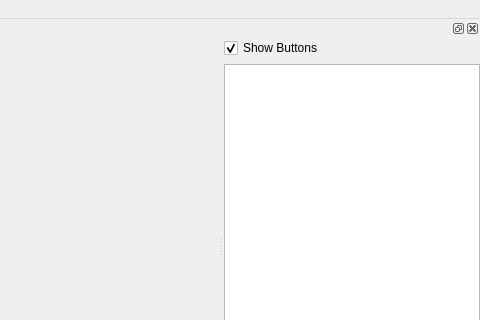
Above: Applications/VTKButtons/Resources/UI/msvQVTKButtonsMainWindow.ui from MSV-Project/MSVTK before the change; both pictures show x 320 to 800 and y 0 to 320 of the 800 by 600 pixel window. Below: the same form after it.
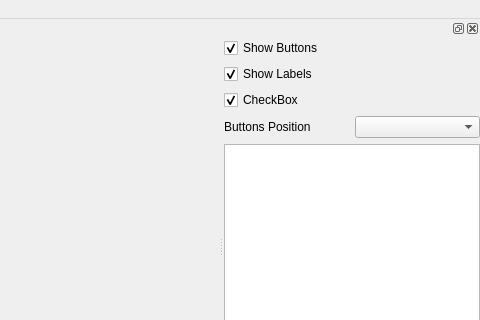
That is the form after the change. Custom widgets are drawn as their Qt base class.

Commit message: add specific controls for labels,position and interaction paradigm

```diff
--- a/Applications/VTKButtons/Resources/UI/msvQVTKButtonsMainWindow.ui
+++ b/Applications/VTKButtons/Resources/UI/msvQVTKButtonsMainWindow.ui
@@ -85,6 +85,40 @@
        </property>
       </widget>
      </item>
+     <item>
+      <widget class="QCheckBox" name="checkBoxShowLabels">
+       <property name="text">
+        <string>Show Labels</string>
+       </property>
+       <property name="checked">
+        <bool>true</bool>
+       </property>
+      </widget>
+     </item>
+     <item>
+      <widget class="QCheckBox" name="checkBoxFlyTo">
+       <property name="text">
+        <string>CheckBox</string>
+       </property>
+       <property name="checked">
+        <bool>true</bool>
+       </property>
+      </widget>
+     </item>
+     <item>
+      <layout class="QHBoxLayout" name="horizontalLayout_2">
+       <item>
+        <widget class="QLabel" name="labelPosition">
+         <property name="text">
+          <string>Buttons Position</string>
+         </property>
+        </widget>
+       </item>
+       <item>
+        <widget class="QComboBox" name="comboBoxPosition"/>
+       </item>
+      </layout>
+     </item>
      <item>
       <widget class="QListWidget" name="ecgReviewListWidget">
        <property name="selectionMode">
```
Left out of the diff: 2 changed lines with no effect on the pictures. The commit also changes 3 other files.
